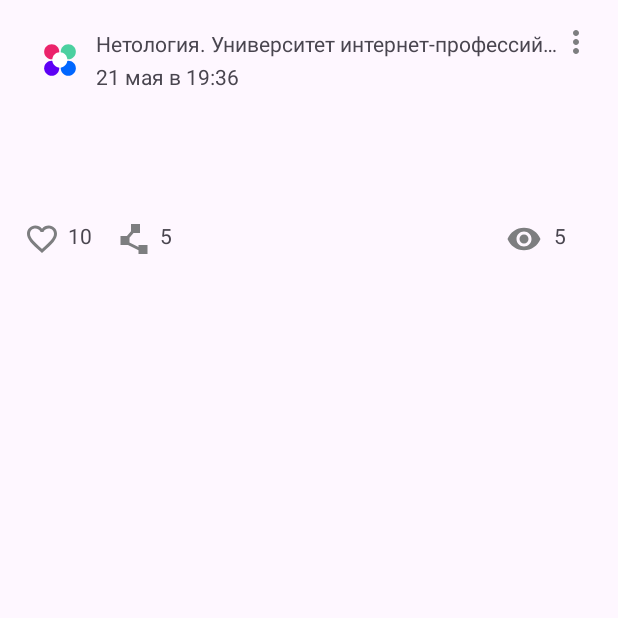
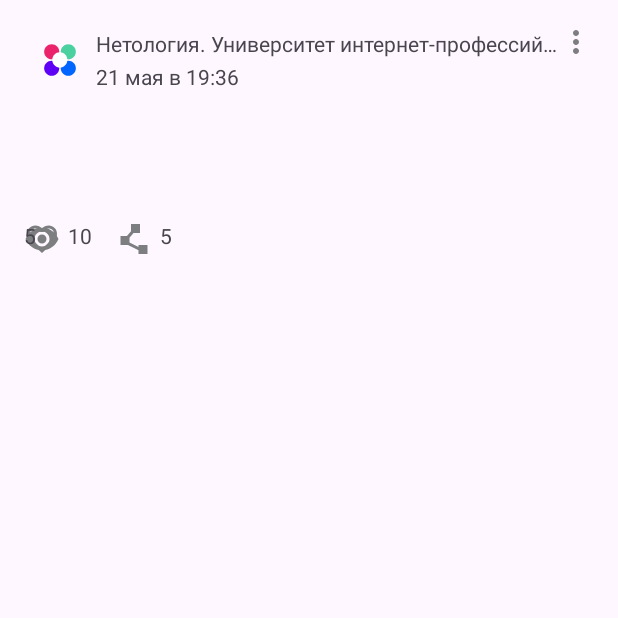
Before and after one commit to anka-ka/NMedia, an Android app: the screen it shows after launch (MainActivity), on a phone screen of 412 x 824 dp, the top half of it. Run offline under Robolectric (Android 15) with nearby library versions, the phone set to English and light mode, and no system bars.

Commit message:
fix error

```diff
--- a/app/src/main/res/layout/activity_main.xml
+++ b/app/src/main/res/layout/activity_main.xml
@@ -118,7 +118,7 @@
         android:layout_height="24dp"
         android:layout_marginTop="@dimen/common_spacing"
         android:src="@drawable/baseline_visibility_24"
-        app:layout_constraintEnd_toEndOf="@id/reviews"
+        app:layout_constraintEnd_toStartOf="@id/reviews"
         app:layout_constraintTop_toTopOf="@id/barrier2"
         android:layout_marginEnd="@dimen/common_spacing" />
 
```
